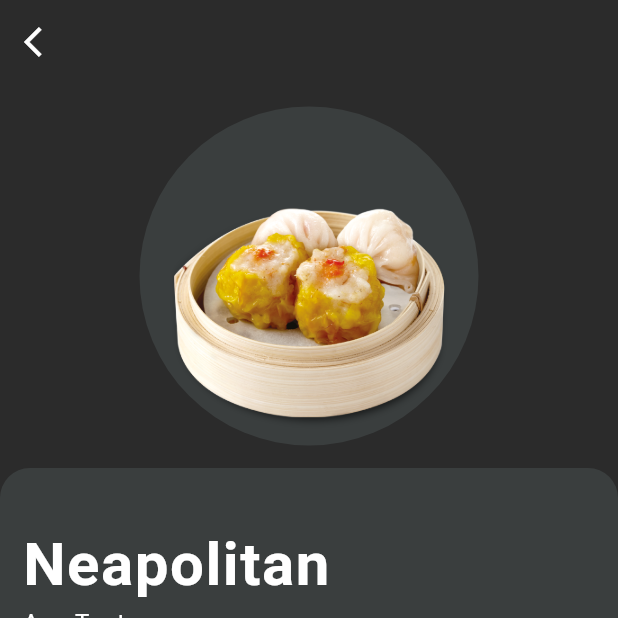
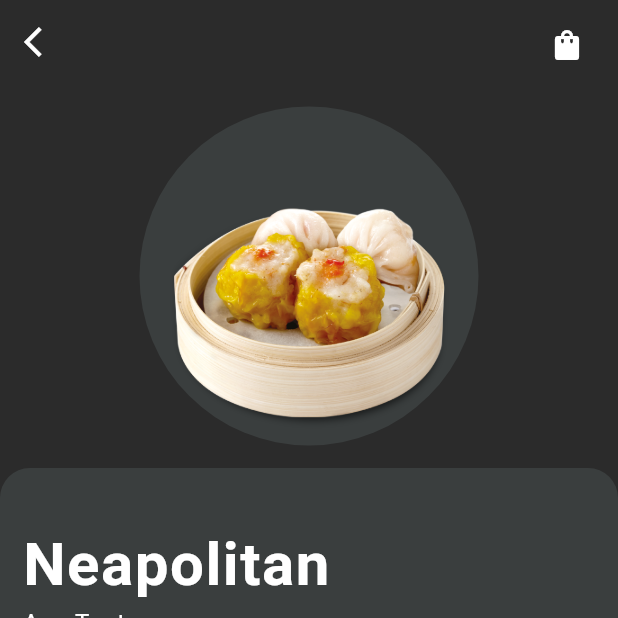
Before and after one commit to Bacdong/food-delivery-app, a Flutter app: the screen it shows after launch, on a phone screen of 412 x 824 dp, the top half of it. Run offline on Flutter 3.47's test engine with Material 2 defaults, Android fonts, the phone set to English and light mode, and no system bars.

Commit message:
Add firebase configuarations for android and ios apps, update shopping_bag icon for food detail

```diff
--- a/lib/screens/food_detail.dart
+++ b/lib/screens/food_detail.dart
@@ -13,6 +13,16 @@ class FoodDetail extends StatelessWidget {
           icon: Icon(Icons.arrow_back_ios),
           onPressed: () {},
         ),
+        actions: [
+          Padding(
+            padding: EdgeInsets.all(10),
+            child: IconButton(
+              icon: Icon(Icons.shopping_bag),
+              onPressed: () {},
+              splashRadius: 25,
+            ),
+          ),
+        ],
       ),
       body: Column(
         children: [
--- a/pubspec.yaml
+++ b/pubspec.yaml
@@ -34,6 +34,11 @@ dependencies:
   # The following adds the Cupertino Icons font to your application.
   # Use with the CupertinoIcons class for iOS style icons.
   cupertino_icons: ^1.0.2
+  cloud_firestore: ^2.4.0
+  firebase_auth: ^3.0.1
+  firebase_storage: ^10.0.1
+  firebase_core: ^1.4.0
+  provider: ^5.0.0
 
 dev_dependencies:
   flutter_test:
```
Also changed, not shown: pubspec.lock, 9 other files.
